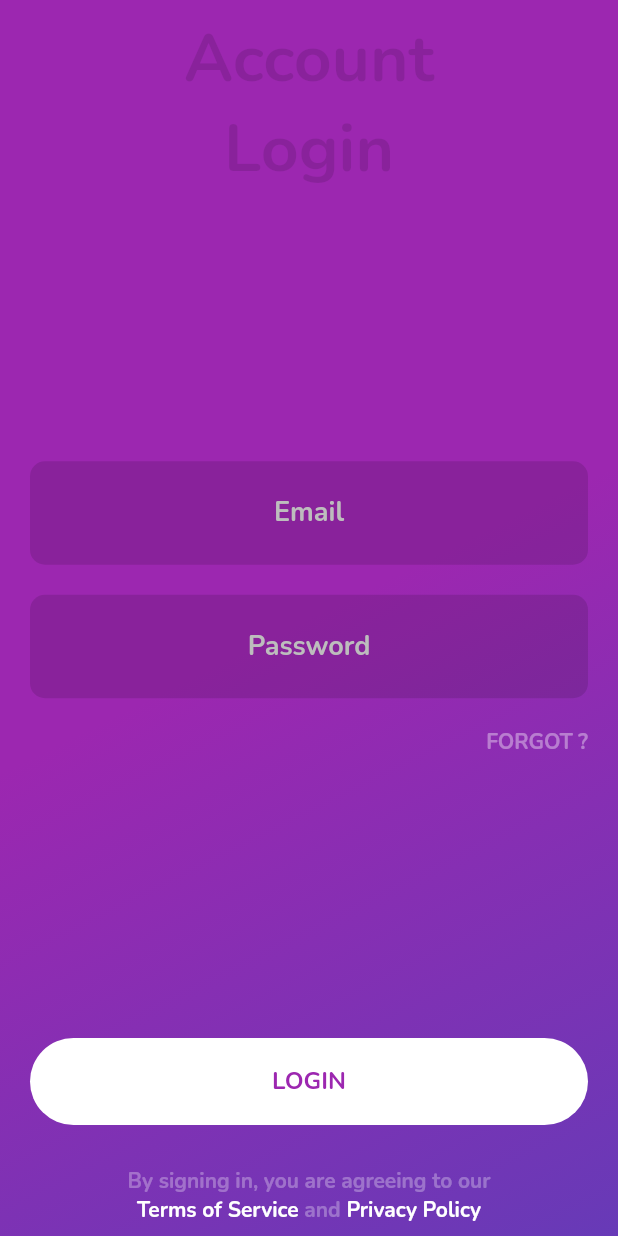
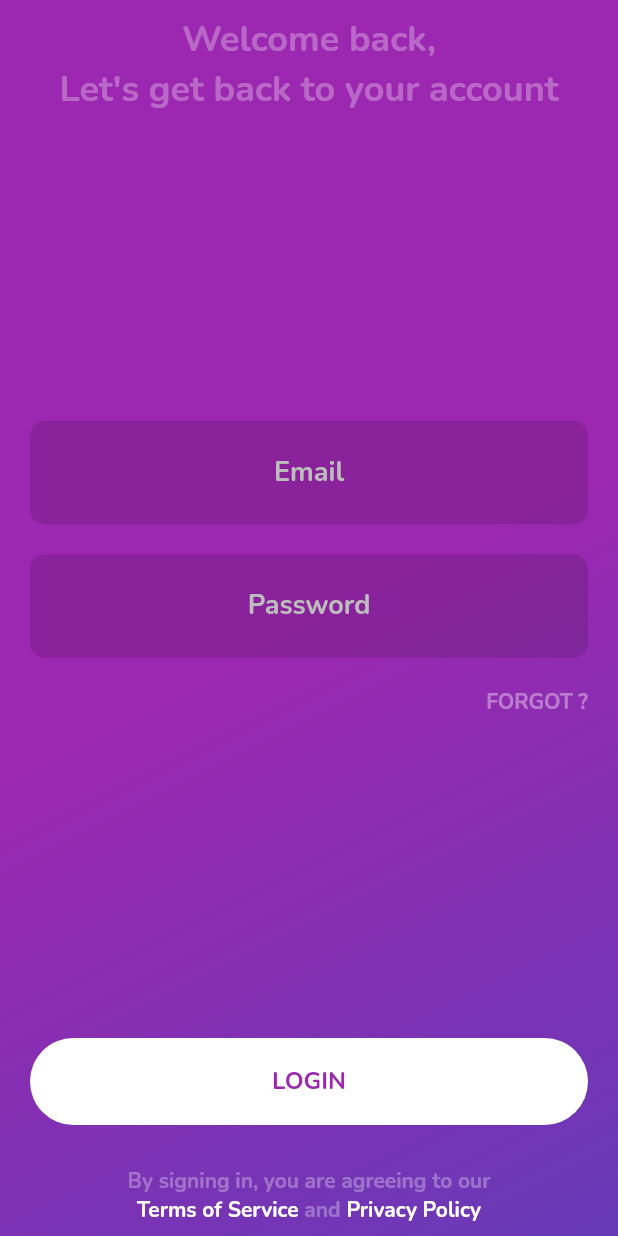
Before and after one commit to kamaravichow/reflectme-flutter, a Flutter app: the screen it shows after launch, after a tap on "I ALREADY HAVE AN ACCOUNT", on a phone screen of 412 x 824 dp. Run offline on Flutter 3.47's test engine with Material 2 defaults, Android fonts, the light colour scheme and no system bars; our stand-ins replace cloud_firestore, firebase_auth, firebase_core, fl_chart, rive and 1 more; missing offline and left inert: dart:ffi; accounts and stored records are empty.

Commit message:
user login check at get started screen

```diff
--- a/lib/main.dart
+++ b/lib/main.dart
@@ -9,21 +9,17 @@ import 'package:gratitude/screens/splash.dart';
 import 'package:gratitude/services/auth.dart';
 import 'package:provider/provider.dart';
 
-void main() {
+Future<void> main() async {
   WidgetsFlutterBinding.ensureInitialized();
+  await Firebase.initializeApp();
+
   runApp(MyApp());
 }
 
 class MyApp extends StatelessWidget {
   // This widget is the root of your application.
-  final Future<FirebaseApp> _initialization = Firebase.initializeApp();
-
   @override
   Widget build(BuildContext context) {
-    return FutureBuilder(
-      future: _initialization,
-      builder: (context, snapshot) {
-        if (snapshot.connectionState == ConnectionState.done) {
     return MultiProvider(
       providers: [
         StreamProvider<User?>.value(
@@ -32,11 +28,10 @@ class MyApp extends StatelessWidget {
       ],
       child: MaterialApp(
         debugShowCheckedModeBanner: false,
-              theme:
-                  ThemeData(fontFamily: "Nunito", brightness: Brightness.light),
-              home: SplashScreen(),
+        theme: ThemeData(fontFamily: "Nunito", brightness: Brightness.light),
         routes: {
-                '/splash': (context) => SplashScreen(),
+          '/': (context) => SplashScreen(),
+          '/started': (context) => GettingStartedScreen(),
           '/login': (context) => LoginScreen(),
           '/signup': (context) => SignUpScreen(),
           '/home': (context) => HomeScreen(),
@@ -44,8 +39,4 @@ class MyApp extends StatelessWidget {
       ),
     );
   }
-        return SplashScreen();
-      },
-    );
 }
-}
--- a/lib/screens/auth/getstarted.dart
+++ b/lib/screens/auth/getstarted.dart
@@ -1,6 +1,8 @@
+import 'package:firebase_auth/firebase_auth.dart';
 import 'package:flutter/material.dart';
 import 'package:gratitude/screens/auth/login.dart';
 import 'package:gratitude/screens/auth/signup.dart';
+import 'package:provider/provider.dart';
 import 'package:rive/rive.dart' as rive;
 
 class GettingStartedScreen extends StatefulWidget {
@@ -9,6 +11,18 @@ class GettingStartedScreen extends StatefulWidget {
 }
 
 class _GettingStartedScreenState extends State<GettingStartedScreen> {
+  FirebaseAuth auth = FirebaseAuth.instance;
+
+  @override
+  void initState() {
+    if (auth.currentUser != null) {
+      Future.delayed(Duration(milliseconds: 100), () {
+        Navigator.pushNamedAndRemoveUntil(context, "/home", (route) => false);
+      });
+    }
+    super.initState();
+  }
+
   @override
   Widget build(BuildContext context) {
     return Scaffold(
--- a/lib/screens/auth/login.dart
+++ b/lib/screens/auth/login.dart
@@ -1,8 +1,6 @@
-import 'package:firebase_auth/firebase_auth.dart';
 import 'package:flutter/material.dart';
 import 'package:gratitude/screens/home/home.dart';
 import 'package:gratitude/services/auth.dart';
-import 'package:provider/provider.dart';
 import '../../shared/common.dart';
 
 class LoginScreen extends StatefulWidget {
@@ -15,21 +13,26 @@ class _LoginScreenState extends State<LoginScreen> {
   TextEditingController _emailController = TextEditingController();
   TextEditingController _passwordController = TextEditingController();
 
-  String email = "";
-  String password = "";
+  bool _showDialog = false;
+
+  var snackbar;
 
   @override
   void initState() {
+    if (auth.user != null) {
+      // Navigator.pushNamedAndRemoveUntil(context, '/home', (route) => false);
+      // Navigator.of(context).pushReplacement(
+      //     MaterialPageRoute(builder: (context) => HomeScreen()));
+    }
     super.initState();
-    if (auth.user != null) {
-      Navigator.pushReplacementNamed(context, '/home');
-    }
   }
 
   @override
   Widget build(BuildContext context) {
     return Scaffold(
-      body: Container(
+      body: AnimatedContainer(
+        duration: Duration(milliseconds: 1000),
+        curve: Curves.fastLinearToSlowEaseIn,
         width: double.infinity,
         decoration: BoxDecoration(
             gradient: LinearGradient(
@@ -37,18 +40,19 @@ class _LoginScreenState extends State<LoginScreen> {
                 end: Alignment(1.0, 1.0),
                 colors: [Colors.purple, Colors.purple, Colors.deepPurple])),
         child: SafeArea(
-          child: Column(
+          child: Stack(children: [
+            Column(
               mainAxisAlignment: MainAxisAlignment.spaceBetween,
               children: [
                 // Title
                 Padding(
                   padding: const EdgeInsets.all(10),
                   child: Text(
-                  "Account\nLogin",
+                    "Welcome back,\nLet's get back to your account",
                     textAlign: TextAlign.center,
                     style: TextStyle(
-                    fontSize: 44,
-                    color: Colors.black12,
+                      fontSize: 24,
+                      color: Colors.white30,
                     ),
                   ),
                 ),
@@ -66,7 +70,7 @@ class _LoginScreenState extends State<LoginScreen> {
                         cursorColor: Colors.white30,
                         textAlign: TextAlign.center,
                         onChanged: (String text) {
-                        email = text;
+                          print(text);
                         },
                         controller: _emailController,
                         style: TextStyle(fontSize: 18, color: Colors.white),
@@ -99,10 +103,13 @@ class _LoginScreenState extends State<LoginScreen> {
                     Container(
                       width: double.infinity,
                       padding: EdgeInsets.all(20),
+                      child: GestureDetector(
+                        onTap: () {},
                         child: Text(
                           "FORGOT ?",
                           textAlign: TextAlign.end,
                           style: TextStyle(color: Colors.white38),
+                        ),
                       ),
                     )
                   ],
@@ -115,10 +122,10 @@ class _LoginScreenState extends State<LoginScreen> {
                       onTap: () {
                         if (_emailController.text.isNotEmpty &&
                             _passwordController.text.isNotEmpty) {
-                        if (_passwordController.text.length > 6) {
+                          if (_passwordController.text.length >= 6) {
                             auth
                                 .emailLogin(_emailController.text,
-                                  _passwordController.text)
+                                    _passwordController.text, context)
                                 .then((value) => {
                                       if (value != null)
                                         {
@@ -127,29 +134,30 @@ class _LoginScreenState extends State<LoginScreen> {
                                               print("pushing to home"),
                                               Navigator.of(context)
                                                   .pushNamedAndRemoveUntil(
-                                                    '/home', (route) => false),
+                                                      '/home',
+                                                      (route) => false),
                                             }
                                           else
                                             {
-                                            print("email not verified"),
                                               auth
                                                   .checkEmailVerification()
-                                                .then((value) => print(value)),
-                                            //TODO Email verification screen
+                                                  .then(
+                                                      (value) => print(value)),
+                                              _showSnackbar(
+                                                  "Email not verified !"),
+                                              setState(() {
+                                                _showDialog = true;
+                                              }),
                                             }
                                         }
                                     });
                           } else {
-                          new SnackBar(
-                              content: Text(
-                                  "Password need to be atleast 6 characters"));
+                            _showSnackbar(
+                                "Password need to be atleast 6 characters");
                           }
                         } else {
-                        new SnackBar(
-                            content: Text("Enter a valid email or password"));
+                          _showSnackbar("Enter a valid password");
                         }
-                      // Navigator.of(context).pushReplacement(MaterialPageRoute(
-                      //     builder: (context) => HomeScreen()));
                       },
                       child: Container(
                         width: double.infinity,
@@ -193,8 +201,38 @@ class _LoginScreenState extends State<LoginScreen> {
                 ),
               ],
             ),
+            Visibility(
+              visible: _showDialog,
+              child: Dialog(
+                child: Container(
+                  width: 300,
+                  height: 200,
+                ),
+              ),
+            )
+          ]),
         ),
       ),
     );
   }
+
+  _showSnackbar(String message) {
+    snackbar = new SnackBar(
+        backgroundColor: Colors.white,
+        content: Container(
+          width: double.infinity,
+          height: 40,
+          alignment: Alignment.center,
+          child: Text(
+            message,
+            textAlign: TextAlign.center,
+            style: TextStyle(
+                color: Colors.black54,
+                fontSize: 14,
+                fontWeight: FontWeight.bold),
+          ),
+        ));
+
+    ScaffoldMessenger.of(context).showSnackBar(snackbar);
   }
+}
--- a/lib/screens/home/home.dart
+++ b/lib/screens/home/home.dart
@@ -13,7 +13,7 @@ class HomeScreen extends StatefulWidget {
 
 class _HomeScreenState extends State<HomeScreen> {
   int _state = 0;
-  Duration _animDuration = Duration(milliseconds: 500);
+  Duration _animDuration = Duration(milliseconds: 800);
 
   double _screenHeight = 0;
 
--- a/lib/screens/splash.dart
+++ b/lib/screens/splash.dart
@@ -1,7 +1,5 @@
 import 'package:flutter/material.dart';
-import 'package:firebase_core/firebase_core.dart';
 import 'package:flutter/widgets.dart';
-import 'package:gratitude/screens/auth/getstarted.dart';
 import 'package:rive/rive.dart' as rive;
 
 class SplashScreen extends StatefulWidget {
@@ -10,32 +8,14 @@ class SplashScreen extends StatefulWidget {
 }
 
 class _SplashScreenState extends State<SplashScreen> {
-  final Future<FirebaseApp> _initialization = Firebase.initializeApp();
   bool _logoVisibility = false;
 
   @override
   Widget build(BuildContext context) {
     Future.delayed(Duration(milliseconds: 2000), () {
-      setState(() {
-        _logoVisibility = true;
+      Navigator.pushReplacementNamed(context, "/started");
     });
-    });
-    return FutureBuilder(
-      future: _initialization,
-      builder: (context, snapshot) {
-        // if (snapshot.hasError) {
-        //   return SomethingWentWrong();
-        // }
-
-        // Once complete, show your application
-        if (_logoVisibility) {
-          if (snapshot.connectionState == ConnectionState.done) {
-            return GettingStartedScreen();
-          }
-        }
-
-        // Splash
-        return Scaffold(
+    return new Scaffold(
       body: Container(
         decoration: BoxDecoration(
             gradient: LinearGradient(
@@ -76,7 +56,5 @@ class _SplashScreenState extends State<SplashScreen> {
         ),
       ),
     );
-      },
-    );
   }
 }
```
Also changed, not shown: lib/services/auth.dart (+23 -3 lines). Lines whose indentation alone changed are shown as unchanged.
